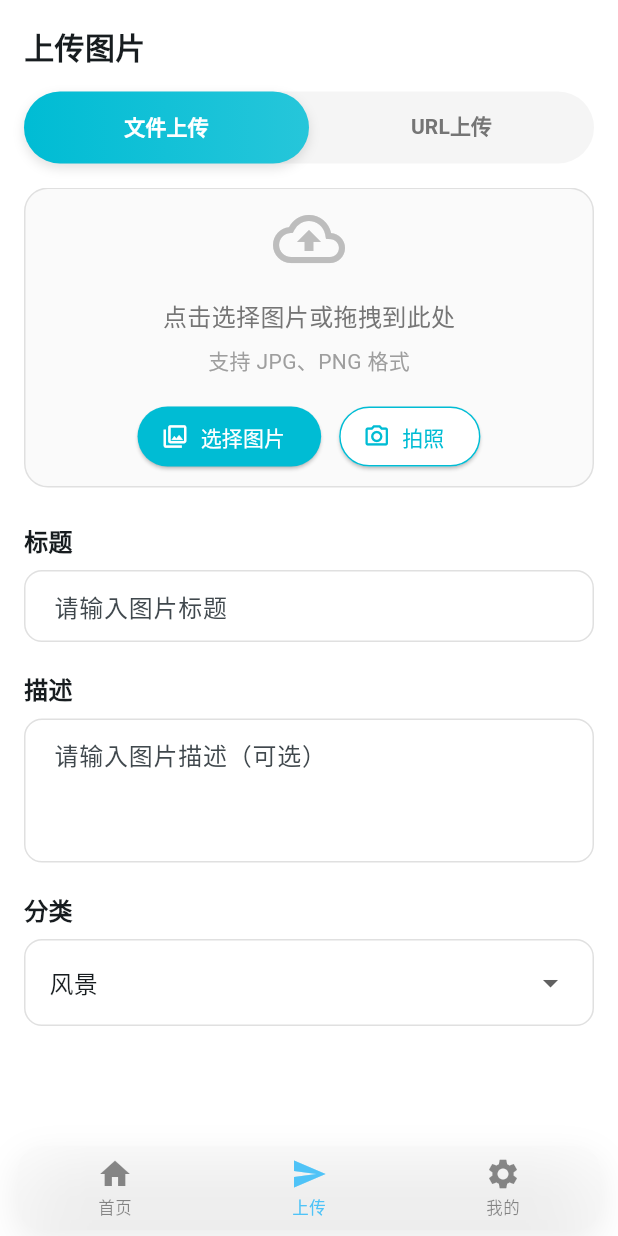
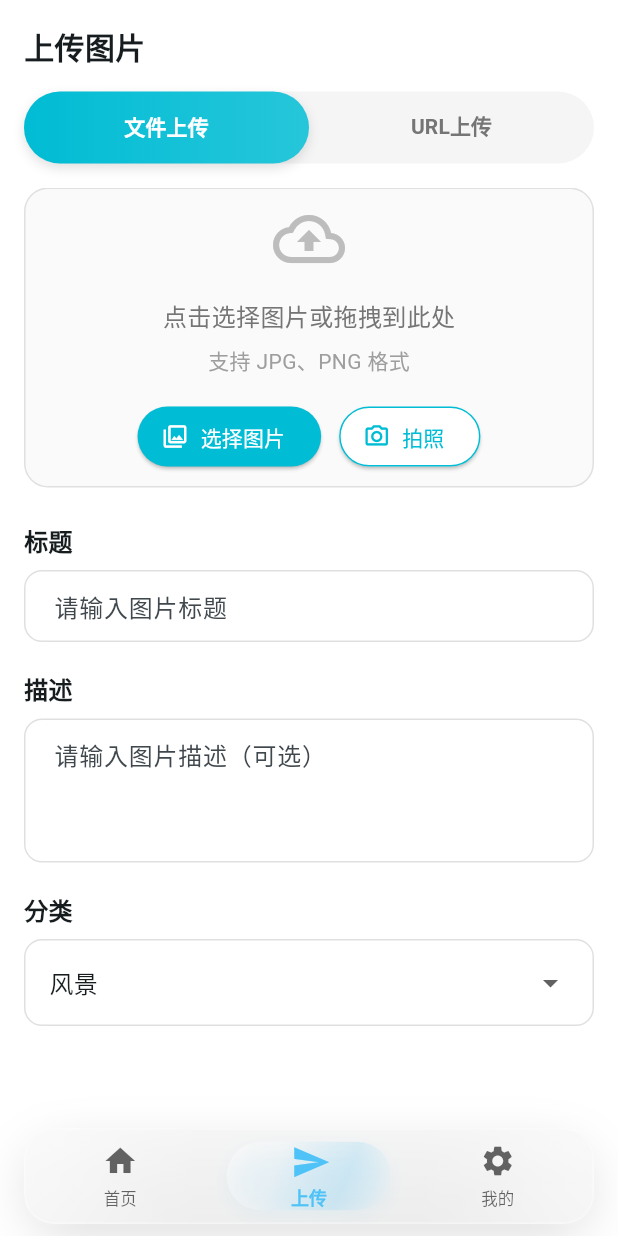
Before and after one commit to zoujinglong666/lq-pictrue-flutter, a Flutter app: the screen it shows after launch, item 2 of the bottom bar chosen, on a phone screen of 412 x 824 dp. Run offline on Flutter 3.47's test engine with Material 3 defaults, Android fonts, the phone set to English and light mode, and no system bars; our stand-ins replace image_picker, shared_preferences; missing offline and left inert: flutter_inappwebview; network calls fail.

Commit message:
feat(MainPage): 优化底部导航栏视觉效果
- 增加暗黑模式支持
-调整整体样式和颜色，提升视觉美感
- 添加动画效果，增强用户体验
- 优化布局和间距，提高可读性

```diff
--- a/lib/pages/MainPage.dart
+++ b/lib/pages/MainPage.dart
@@ -87,26 +87,63 @@ class _CustomTabBar extends StatelessWidget {
 
   @override
   Widget build(BuildContext context) {
-    const double barHeight = 56;
+    const double barHeight = 64;
+    final isDark = Theme.of(context).brightness == Brightness.dark;
 
     return Container(
       height: barHeight,
-      margin: const EdgeInsets.symmetric(horizontal: 12, vertical: 4),
+      margin: const EdgeInsets.symmetric(horizontal: 16, vertical: 8),
       decoration: BoxDecoration(
-        // color: Colors.white.withOpacity(0.85),
-        borderRadius: BorderRadius.circular(16),
+        borderRadius: BorderRadius.circular(20),
         boxShadow: [
+          // 主阴影
           BoxShadow(
-            color: Colors.black.withOpacity(0.08),
-            blurRadius: 20,
-            offset: const Offset(0, 8),
+            color: Colors.black.withOpacity(0.15),
+            blurRadius: 30,
+            offset: const Offset(0, 10),
+            spreadRadius: -5,
+          ),
+          // 内阴影效果
+          BoxShadow(
+            color: Colors.white.withOpacity(0.1),
+            blurRadius: 1,
+            offset: const Offset(0, 1),
+            spreadRadius: 0,
           ),
         ],
       ),
       child: ClipRRect(
-        borderRadius: BorderRadius.circular(16),
+        borderRadius: BorderRadius.circular(20),
         child: BackdropFilter(
-          filter: ImageFilter.blur(sigmaX: 20, sigmaY: 20),
+          filter: ImageFilter.blur(sigmaX: 50, sigmaY: 50),
+          child: Container(
+            decoration: BoxDecoration(
+              // 更精致的液态玻璃渐变背景
+              gradient: LinearGradient(
+                begin: Alignment.topLeft,
+                end: Alignment.bottomRight,
+                colors: isDark
+                    ? [
+                        Colors.white.withOpacity(0.25),
+                        Colors.white.withOpacity(0.12),
+                        Colors.white.withOpacity(0.08),
+                        Colors.white.withOpacity(0.15),
+                      ]
+                    : [
+                        Colors.white.withOpacity(0.4),
+                        Colors.white.withOpacity(0.2),
+                        Colors.white.withOpacity(0.15),
+                        Colors.white.withOpacity(0.3),
+                      ],
+                stops: const [0.0, 0.3, 0.7, 1.0],
+              ),
+              // 精致的双层边框
+              border: Border.all(
+                width: 1.2,
+                color: Colors.white.withOpacity(0.35),
+              ),
+              borderRadius: BorderRadius.circular(20),
+            ),
             child: Row(
               mainAxisAlignment: MainAxisAlignment.spaceAround,
               children: List.generate(tabs.length, (index) {
@@ -116,29 +153,91 @@ class _CustomTabBar extends StatelessWidget {
                   child: GestureDetector(
                     onTap: () => onTap(index),
                     behavior: HitTestBehavior.opaque,
+                    child: AnimatedContainer(
+                      duration: const Duration(milliseconds: 200),
+                      curve: Curves.easeInOut,
+                      margin: const EdgeInsets.symmetric(horizontal: 8, vertical: 8),
+                      decoration: isSelected
+                          ? BoxDecoration(
+                              borderRadius: BorderRadius.circular(25),
+                              // iOS风格的液态玻璃渐变
+                              gradient: LinearGradient(
+                                begin: Alignment.topLeft,
+                                end: Alignment.bottomRight,
+                                colors: [
+                                  Colors.white.withOpacity(0.4),
+                                  Colors.white.withOpacity(0.2),
+                                  activeColor.withOpacity(0.15),
+                                  Colors.white.withOpacity(0.1),
+                                ],
+                                stops: const [0.0, 0.3, 0.7, 1.0],
+                              ),
+                              // 精致的边框
+                              border: Border.all(
+                                color: Colors.white.withOpacity(0.3),
+                                width: 0.1,
+                              ),
+                              // 多层阴影效果
+                              boxShadow: [
+                                // 主要阴影
+                                BoxShadow(
+                                  color: activeColor.withOpacity(0.1),
+                                  blurRadius: 12,
+                                  offset: const Offset(0, 4),
+                                  spreadRadius: -2,
+                                ),
+                                // // 内发光效果
+                                // BoxShadow(
+                                //   color: Colors.white.withOpacity(0.6),
+                                //   blurRadius: 6,
+                                //   offset: const Offset(0, 1),
+                                //   spreadRadius: -3,
+                                // ),
+                                // // 底部深度阴影
+                                // BoxShadow(
+                                //   color: Colors.black.withOpacity(0.1),
+                                //   blurRadius: 8,
+                                //   offset: const Offset(0, 2),
+                                //   spreadRadius: -1,
+                                // ),
+                              ],
+                            )
+                          : null,
                       child: Column(
                         mainAxisAlignment: MainAxisAlignment.center,
                         children: [
-                      Icon(
+                          AnimatedContainer(
+                            duration: const Duration(milliseconds: 200),
+                            curve: Curves.easeInOut,
+                            transform: Matrix4.identity()
+                              ..scale(isSelected ? 1.1 : 1.0),
+                            child: Icon(
                               tab.icon,
                               size: 24,
                               color: isSelected
                                   ? activeColor
-                            : Colors.black.withOpacity(0.45),
+                                  : (isDark
+                                      ? Colors.white.withOpacity(0.7)
+                                      : Colors.black.withOpacity(0.6)),
                             ),
-                      const SizedBox(height: 3),
-                      Text(
-                        tab.label,
+                          ),
+                          const SizedBox(height: 4),
+                          AnimatedDefaultTextStyle(
+                            duration: const Duration(milliseconds: 200),
+                            curve: Curves.easeInOut,
                             style: TextStyle(
-                          fontSize: 11,
-                          fontWeight:
-                          isSelected ? FontWeight.w500 : FontWeight.w400,
+                              fontSize: isSelected ? 12 : 11,
+                              fontWeight: isSelected ? FontWeight.w600 : FontWeight.w400,
                               color: isSelected
                                   ? activeColor
-                              : Colors.black.withOpacity(0.45),
+                                  : (isDark
+                                      ? Colors.white.withOpacity(0.7)
+                                      : Colors.black.withOpacity(0.6)),
                             ),
+                            child: Text(tab.label),
                           ),
                         ],
+                      ),
                     ),
                   ),
                 );
@@ -146,6 +245,7 @@ class _CustomTabBar extends StatelessWidget {
             ),
           ),
         ),
+      ),
     );
   }
 }
--- a/lib/pages/search_page.dart
+++ b/lib/pages/search_page.dart
@@ -49,7 +49,7 @@ class _SearchPageState extends State<SearchPage> {
               ),
             ),
             bottom: PreferredSize(
-              preferredSize: const Size.fromHeight(60),
+              preferredSize: const Size.fromHeight(80),
               child: Padding(
                 padding: const EdgeInsets.fromLTRB(16, 0, 16, 16),
                 child: Container(
```
Lines whose indentation alone changed are shown as unchanged.
